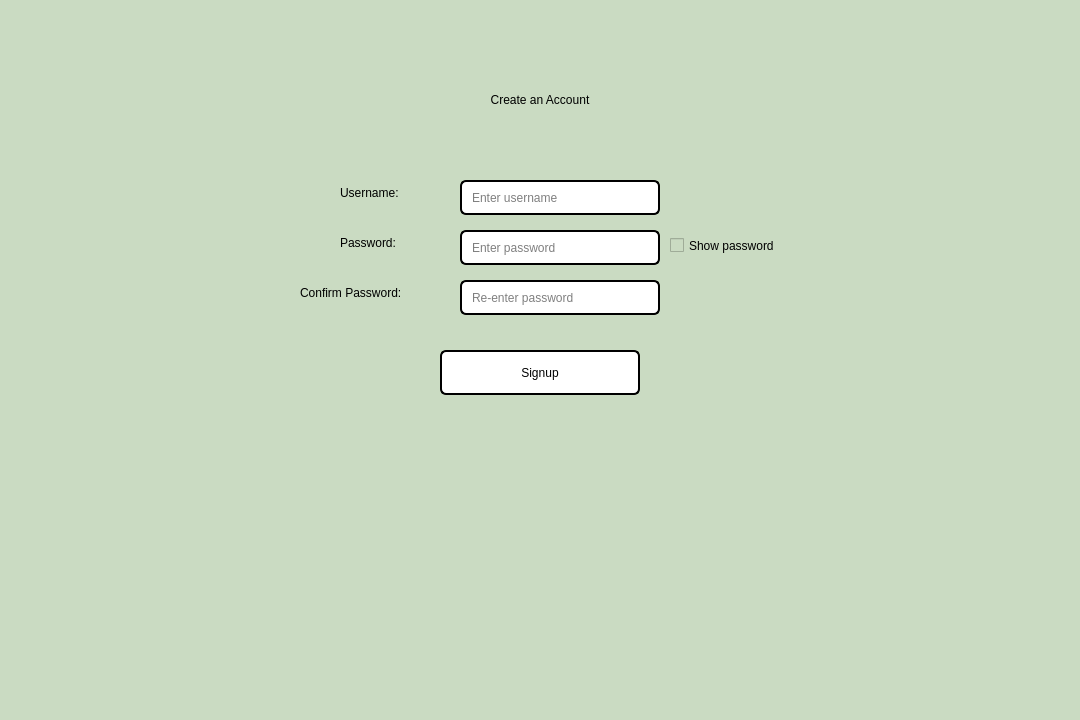
Above: signup.ui from aasishhumagain/BudgetBuddy before the change. Below: the same form after it.
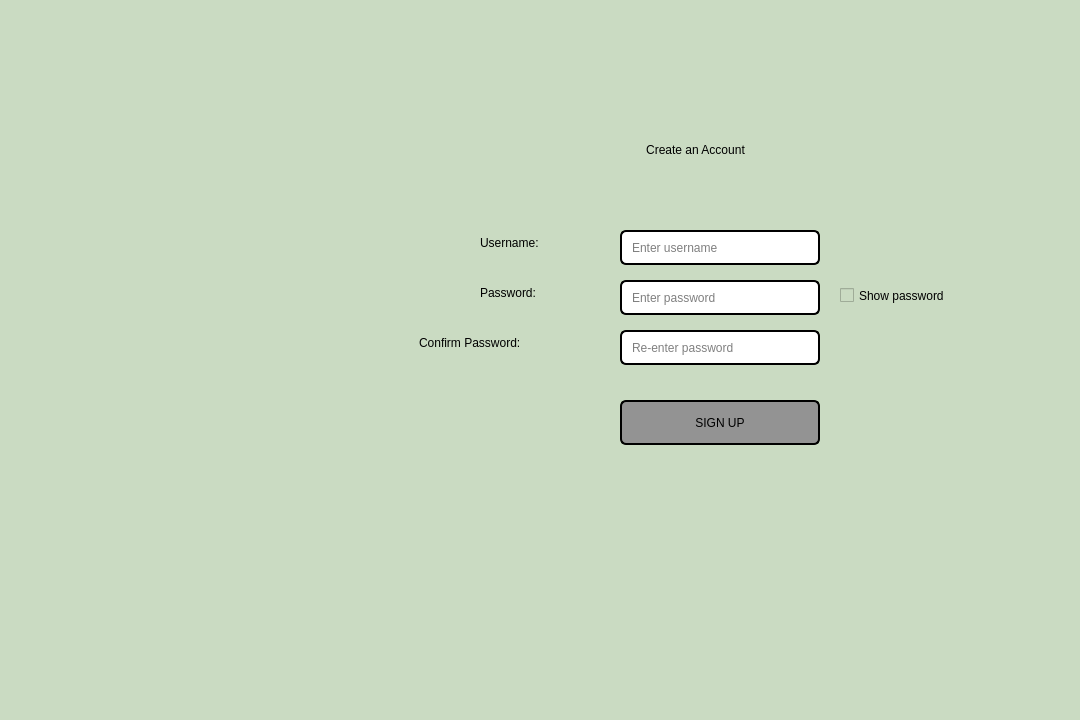
That is the form after the change.

```diff
--- a/signup.ui
+++ b/signup.ui
@@ -21,9 +21,9 @@
   <widget class="QLabel" name="labelTitle">
    <property name="geometry">
     <rect>
-     <x>390</x>
-     <y>80</y>
-     <width>300</width>
+     <x>480</x>
+     <y>130</y>
+     <width>431</width>
      <height>40</height>
     </rect>
    </property>
@@ -43,8 +43,8 @@
   <widget class="QLabel" name="labelUsername">
    <property name="geometry">
     <rect>
-     <x>340</x>
-     <y>180</y>
+     <x>480</x>
+     <y>230</y>
      <width>100</width>
      <height>25</height>
     </rect>
@@ -62,8 +62,8 @@
   <widget class="QLineEdit" name="lineEditUsername">
    <property name="geometry">
     <rect>
-     <x>460</x>
-     <y>180</y>
+     <x>620</x>
+     <y>230</y>
      <width>200</width>
      <height>35</height>
     </rect>
@@ -85,8 +85,8 @@
   <widget class="QLabel" name="labelPassword">
    <property name="geometry">
     <rect>
-     <x>340</x>
-     <y>230</y>
+     <x>480</x>
+     <y>280</y>
      <width>100</width>
      <height>25</height>
     </rect>
@@ -104,8 +104,8 @@
   <widget class="QLineEdit" name="lineEditPassword">
    <property name="geometry">
     <rect>
-     <x>460</x>
-     <y>230</y>
+     <x>620</x>
+     <y>280</y>
      <width>200</width>
      <height>35</height>
     </rect>
@@ -130,10 +130,10 @@
   <widget class="QCheckBox" name="checkBoxShowPassword">
    <property name="geometry">
     <rect>
-     <x>670</x>
-     <y>235</y>
+     <x>840</x>
+     <y>280</y>
      <width>151</width>
-     <height>21</height>
+     <height>31</height>
     </rect>
    </property>
    <property name="styleSheet">
@@ -149,9 +149,9 @@
   <widget class="QLabel" name="labelConfirmPwd">
    <property name="geometry">
     <rect>
-     <x>300</x>
-     <y>280</y>
-     <width>140</width>
+     <x>419</x>
+     <y>330</y>
+     <width>201</width>
      <height>25</height>
     </rect>
    </property>
@@ -168,8 +168,8 @@
   <widget class="QLineEdit" name="lineEditConfirmPwd">
    <property name="geometry">
     <rect>
-     <x>460</x>
-     <y>280</y>
+     <x>620</x>
+     <y>330</y>
      <width>200</width>
      <height>35</height>
     </rect>
@@ -194,23 +194,24 @@
   <widget class="QPushButton" name="buttonCreateAccount">
    <property name="geometry">
     <rect>
-     <x>440</x>
-     <y>350</y>
+     <x>620</x>
+     <y>400</y>
      <width>200</width>
      <height>45</height>
     </rect>
    </property>
    <property name="styleSheet">
     <string notr="true">
-     font: 600 12pt &quot;Segoe UI&quot;;
+     font: 700 16pt &quot;Segoe UI&quot;;
      color: rgb(0, 0, 0);
-     background: white;
+
+background-color: rgb(147, 147, 147);
      border: 2px solid black;
      border-radius: 6px;
    </string>
    </property>
    <property name="text">
-    <string>Signup</string>
+    <string>SIGN UP</string>
    </property>
   </widget>
  </widget>
```
Left out of the diff: 8 changed lines with no effect on the pictures.
